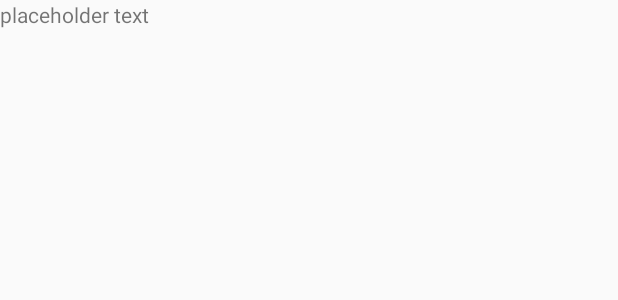
After one commit to elizabethlarkinnelson/OAPTH, an Android app: the layout recyclerview_item.xml on its own in the app's theme, with its tools: preview values and no code run, on a phone screen of 412 x 824 dp. The commit adds this screen. Shown: the top 300 px of the screen. Run offline under Robolectric (Android 15) with nearby library versions, the phone set to English and light mode, and no system bars.

Commit message:
ViewModel IP

```diff
--- a/app/src/main/res/layout/item_list.xml
+++ b/app/src/main/res/layout/item_list.xml
@@ -6,7 +6,7 @@
     app:layout_behavior="@string/appbar_scrolling_view_behavior">
 
     <TextView
-        android:id="@+id/textView"
+        android:id="@+id/textView2"
         android:layout_width="wrap_content"
         android:layout_height="wrap_content"
         android:text="Does this work?"
--- /dev/null
+++ b/app/src/main/res/layout/recyclerview_item.xml
@@ -0,0 +1,14 @@
+<?xml version="1.0" encoding="utf-8"?>
+<LinearLayout xmlns:android=
+    "http://schemas.android.com/apk/res/android"
+    android:orientation="vertical"
+    android:layout_width="match_parent"
+    android:layout_height="wrap_content"
+    xmlns:tools="http://schemas.android.com/tools"
+    >
+    <TextView
+        android:id="@+id/coffeeItem"
+        android:layout_width="match_parent"
+        android:layout_height="wrap_content"
+        tools:text="placeholder text" />
+</LinearLayout>
```
Also changed, not shown: app/src/main/java/com/onramp/android/takehome/ItemListAdapter.java (added, +59 -0 lines), app/src/main/java/com/onramp/android/takehome/ItemViewModel.java (+19 -1 lines), app/src/main/java/com/onramp/android/takehome/OrderActivity.java (+9 -1 lines), app/src/main/res/layout/order.xml (+22 -2 lines).
